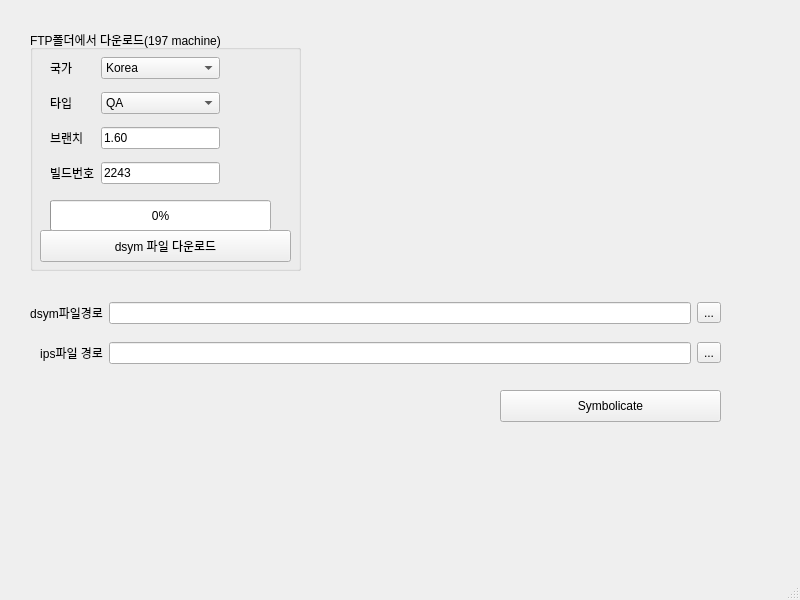
Qt form iosSymbolicate.ui (RyoniCho/iOSSymbolicateTool) before a commit.
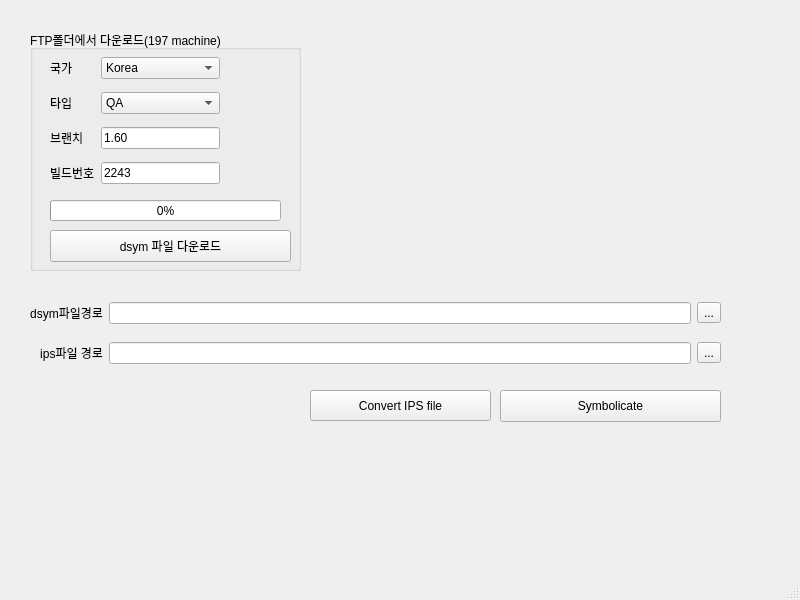
The same form after that commit.

Commit message: Convert IPS file button 추가

```diff
--- a/iosSymbolicate.ui
+++ b/iosSymbolicate.ui
@@ -126,9 +126,9 @@
     <widget class="QPushButton" name="UI_dsymDownLoad_pushButton">
      <property name="geometry">
       <rect>
-       <x>10</x>
+       <x>20</x>
        <y>200</y>
-       <width>251</width>
+       <width>241</width>
        <height>32</height>
       </rect>
      </property>
@@ -154,8 +154,8 @@
       <rect>
        <x>20</x>
        <y>170</y>
-       <width>221</width>
-       <height>31</height>
+       <width>231</width>
+       <height>21</height>
       </rect>
      </property>
      <property name="value">
@@ -228,6 +228,19 @@
      <string>Symbolicate</string>
     </property>
    </widget>
+   <widget class="QPushButton" name="UI_convertIPS_pushButton">
+    <property name="geometry">
+     <rect>
+      <x>310</x>
+      <y>390</y>
+      <width>181</width>
+      <height>31</height>
+     </rect>
+    </property>
+    <property name="text">
+     <string>Convert IPS file</string>
+    </property>
+   </widget>
   </widget>
   <widget class="QMenuBar" name="menubar">
    <property name="geometry">
```
Left out of the diff: 4 changed lines with no effect on the pictures.
